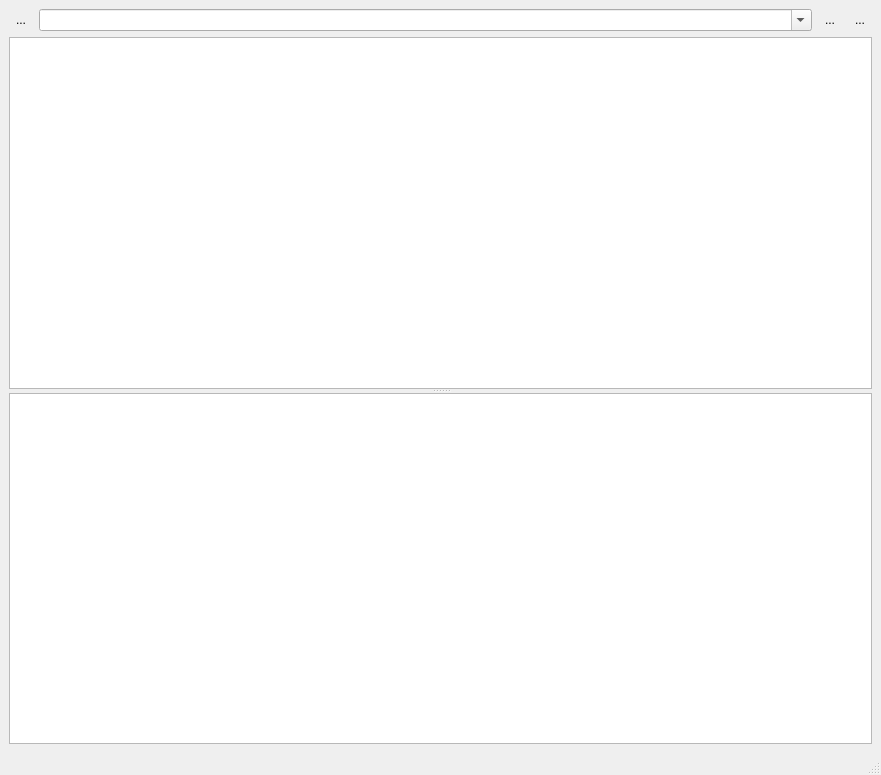
This is ui/AWG.ui in MonroeQuantumNetworks/IonControl as Qt 5 draws it before an edit. The edited form follows.
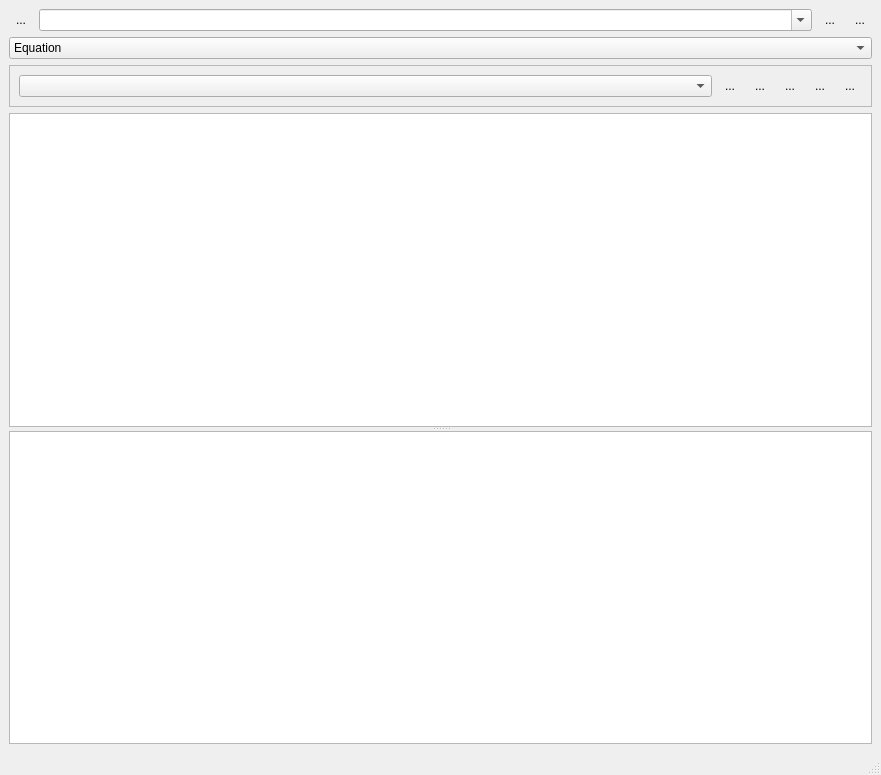
This is the edited form. Icons and pictures are not drawn. Custom widgets are drawn as their Qt base class.

Commit message: add waveform mode to AWGUi

```diff
--- a/ui/AWG.ui
+++ b/ui/AWG.ui
@@ -102,6 +102,136 @@
       </item>
      </layout>
     </item>
+    <item>
+     <widget class="QComboBox" name="waveformModeComboBox">
+      <property name="toolTip">
+       <string>waveform mode</string>
+      </property>
+      <item>
+       <property name="text">
+        <string>Equation</string>
+       </property>
+      </item>
+      <item>
+       <property name="text">
+        <string>Segments</string>
+       </property>
+      </item>
+     </widget>
+    </item>
+    <item>
+     <widget class="QFrame" name="fileFrame">
+      <property name="frameShape">
+       <enum>QFrame::StyledPanel</enum>
+      </property>
+      <property name="frameShadow">
+       <enum>QFrame::Raised</enum>
+      </property>
+      <layout class="QHBoxLayout" name="horizontalLayout">
+       <item>
+        <widget class="QComboBox" name="filenameComboBox">
+         <property name="sizePolicy">
+          <sizepolicy hsizetype="Expanding" vsizetype="Fixed">
+           <horstretch>0</horstretch>
+           <verstretch>0</verstretch>
+          </sizepolicy>
+         </property>
+         <property name="editable">
+          <bool>false</bool>
+         </property>
+         <property name="maxVisibleItems">
+          <number>100</number>
+         </property>
+        </widget>
+       </item>
+       <item>
+        <widget class="QToolButton" name="removeCurrent">
+         <property name="toolTip">
+          <string>remove Current entry from Combo Box</string>
+         </property>
+         <property name="text">
+          <string>...</string>
+         </property>
+         <property name="icon">
+          <iconset resource="Experiment.qrc">
+           <normaloff>:/openicon/icons/edit-clear-locationbar-rtl.png</normaloff>:/openicon/icons/edit-clear-locationbar-rtl.png</iconset>
+         </property>
+         <property name="autoRaise">
+          <bool>true</bool>
+         </property>
+        </widget>
+       </item>
+       <item>
+        <widget class="QToolButton" name="toolButton">
+         <property name="toolTip">
+          <string>create new file</string>
+         </property>
+         <property name="text">
+          <string>...</string>
+         </property>
+         <property name="icon">
+          <iconset resource="Experiment.qrc">
+           <normaloff>:/other/icons/document-new-icon.png</normaloff>:/other/icons/document-new-icon.png</iconset>
+         </property>
+         <property name="autoRaise">
+          <bool>true</bool>
+         </property>
+        </widget>
+       </item>
+       <item>
+        <widget class="QToolButton" name="loadButton">
+         <property name="toolTip">
+          <string>open file</string>
+         </property>
+         <property name="text">
+          <string>...</string>
+         </property>
+         <property name="icon">
+          <iconset resource="Experiment.qrc">
+           <normaloff>:/openicon/icons/document-open-5.png</normaloff>:/openicon/icons/document-open-5.png</iconset>
+         </property>
+         <property name="autoRaise">
+          <bool>true</bool>
+         </property>
+        </widget>
+       </item>
+       <item>
+        <widget class="QToolButton" name="saveButton_2">
+         <property name="toolTip">
+          <string>save table to file</string>
+         </property>
+         <property name="text">
+          <string>...</string>
+         </property>
+         <property name="icon">
+          <iconset resource="Experiment.qrc">
+           <normaloff>:/kde/icons/filesave.png</normaloff>:/kde/icons/filesave.png</iconset>
+         </property>
+         <property name="autoRaise">
+          <bool>true</bool>
+         </property>
+        </widget>
+       </item>
+       <item>
+        <widget class="QToolButton" name="resetButton">
+         <property name="toolTip">
+          <string>revert to file</string>
+         </property>
+         <property name="text">
+          <string>...</string>
+         </property>
+         <property name="icon">
+          <iconset resource="Experiment.qrc">
+           <normaloff>:/openicon/icons/document-revert-5.png</normaloff>:/openicon/icons/document-revert-5.png</iconset>
+         </property>
+         <property name="autoRaise">
+          <bool>true</bool>
+         </property>
+        </widget>
+       </item>
+      </layout>
+     </widget>
+    </item>
     <item>
      <widget class="QSplitter" name="splitter">
       <property name="orientation">
```
The commit also changes 2 other files.
